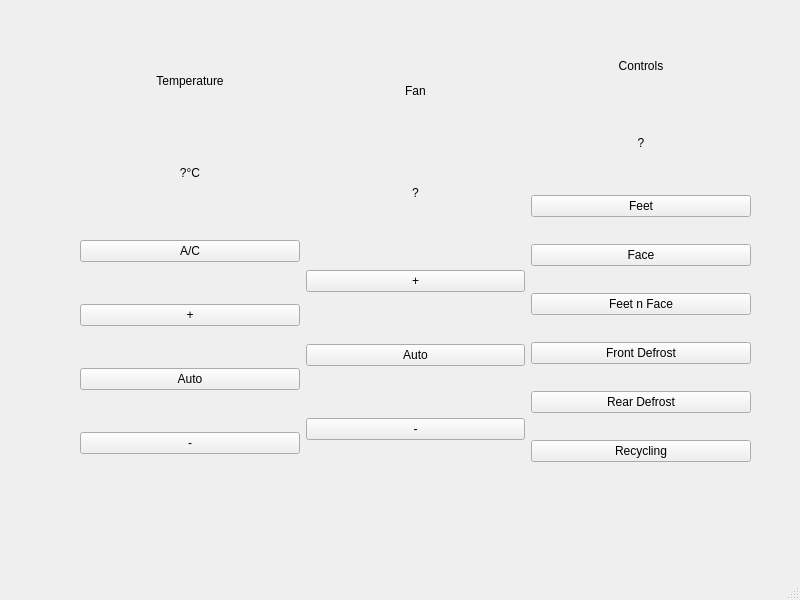
Old version of the form Software/piJagClimApp/piJagClimv1.ui in the repository YfNk1d5up/piJag.
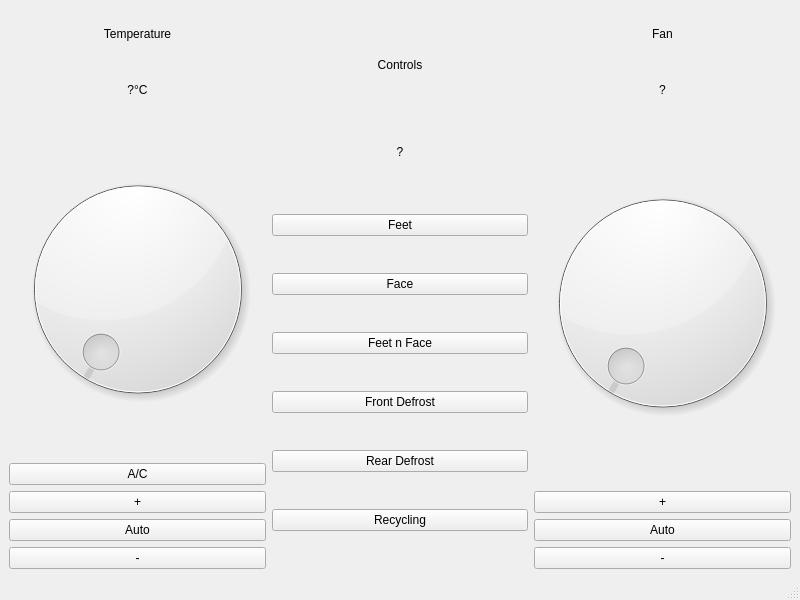
New version of the form.

Commit message: GUI with almost all functions

What changed in the file:
```diff
--- a/Software/piJagClimApp/piJagClimv1.ui
+++ b/Software/piJagClimApp/piJagClimv1.ui
@@ -14,18 +14,12 @@
    <string>MainWindow</string>
   </property>
   <widget class="QWidget" name="centralwidget">
-   <widget class="QWidget" name="horizontalLayoutWidget">
-    <property name="geometry">
-     <rect>
-      <x>80</x>
-      <y>20</y>
-      <width>671</width>
-      <height>471</height>
-     </rect>
-    </property>
-    <layout class="QHBoxLayout" name="horizontalLayout_7">
+   <property name="enabled">
+    <bool>true</bool>
+   </property>
+   <layout class="QHBoxLayout" name="horizontalLayout">
      <item>
-      <layout class="QVBoxLayout" name="verticalLayout_4">
+     <layout class="QVBoxLayout" name="verticalLayoutTemp">
        <item>
         <widget class="QLabel" name="tempLabel">
          <property name="maximumSize">
@@ -64,6 +58,19 @@
          </property>
         </widget>
        </item>
+      <item>
+       <widget class="QDial" name="tempDial">
+        <property name="minimum">
+         <number>0</number>
+        </property>
+        <property name="maximum">
+         <number>30</number>
+        </property>
+        <property name="singleStep">
+         <number>1</number>
+        </property>
+       </widget>
+      </item>
        <item>
         <widget class="QPushButton" name="tempACButton">
          <property name="text">
@@ -95,70 +102,7 @@
       </layout>
      </item>
      <item>
-      <layout class="QVBoxLayout" name="verticalLayout_5">
-       <item>
-        <widget class="QLabel" name="fanLabel">
-         <property name="maximumSize">
-          <size>
-           <width>100000</width>
-           <height>50</height>
-          </size>
-         </property>
-         <property name="frameShape">
-          <enum>QFrame::NoFrame</enum>
-         </property>
-         <property name="text">
-          <string>Fan</string>
-         </property>
-         <property name="alignment">
-          <set>Qt::AlignCenter</set>
-         </property>
-        </widget>
-       </item>
-       <item>
-        <widget class="QLabel" name="fanValueLabel">
-         <property name="maximumSize">
-          <size>
-           <width>100000</width>
-           <height>50</height>
-          </size>
-         </property>
-         <property name="frameShape">
-          <enum>QFrame::NoFrame</enum>
-         </property>
-         <property name="text">
-          <string>?</string>
-         </property>
-         <property name="alignment">
-          <set>Qt::AlignCenter</set>
-         </property>
-        </widget>
-       </item>
-       <item>
-        <widget class="QPushButton" name="fanPlusButton">
-         <property name="text">
-          <string>+</string>
-         </property>
-        </widget>
-       </item>
-       <item>
-        <widget class="QPushButton" name="fanAutoButton">
-         <property name="text">
-          <string>Auto</string>
-         </property>
-        </widget>
-       </item>
-       <item>
-        <widget class="QPushButton" name="fanMinusButton">
-         <property name="text">
-          <string>-</string>
-         </property>
-        </widget>
-       </item>
-      </layout>
-     </item>
-     <item>
-      <layout class="QVBoxLayout" name="verticalLayout_7">
+     <layout class="QVBoxLayout" name="verticalLayoutControls">
        <item>
         <widget class="QLabel" name="airLabel">
          <property name="maximumSize">
@@ -241,8 +185,80 @@
        </item>
       </layout>
      </item>
-    </layout>
-   </widget>
+    <item>
+     <layout class="QVBoxLayout" name="verticalLayoutFan">
+      <item>
+       <widget class="QLabel" name="fanLabel">
+        <property name="maximumSize">
+         <size>
+          <width>100000</width>
+          <height>50</height>
+         </size>
+        </property>
+        <property name="frameShape">
+         <enum>QFrame::NoFrame</enum>
+        </property>
+        <property name="text">
+         <string>Fan</string>
+        </property>
+        <property name="alignment">
+         <set>Qt::AlignCenter</set>
+        </property>
+       </widget>
+      </item>
+      <item>
+       <widget class="QLabel" name="fanValueLabel">
+        <property name="maximumSize">
+         <size>
+          <width>100000</width>
+          <height>50</height>
+         </size>
+        </property>
+        <property name="frameShape">
+         <enum>QFrame::NoFrame</enum>
+        </property>
+        <property name="text">
+         <string>?</string>
+        </property>
+        <property name="alignment">
+         <set>Qt::AlignCenter</set>
+        </property>
+       </widget>
+      </item>
+      <item>
+       <widget class="QDial" name="fanDial">
+        <property name="minimum">
+         <number>1</number>
+        </property>
+        <property name="maximum">
+         <number>11</number>
+        </property>
+       </widget>
+      </item>
+      <item>
+       <widget class="QPushButton" name="fanPlusButton">
+        <property name="text">
+         <string>+</string>
+        </property>
+       </widget>
+      </item>
+      <item>
+       <widget class="QPushButton" name="fanAutoButton">
+        <property name="text">
+         <string>Auto</string>
+        </property>
+       </widget>
+      </item>
+      <item>
+       <widget class="QPushButton" name="fanMinusButton">
+        <property name="text">
+         <string>-</string>
+        </property>
+       </widget>
+      </item>
+     </layout>
+    </item>
+   </layout>
   </widget>
   <widget class="QMenuBar" name="menubar">
    <property name="geometry">
```
Left out of the diff: 2 changed lines with no effect on the pictures. Lines whose indentation alone changed are shown as unchanged. The commit also changes 6 other files.
